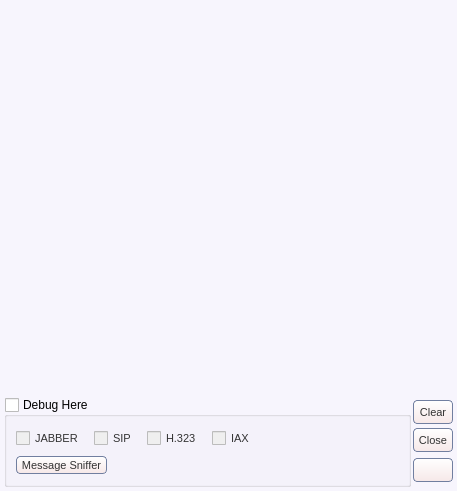
Before: the Qt Designer form share/skins/default/events.ui in itds-consulting/yate, drawn with Qt 5.
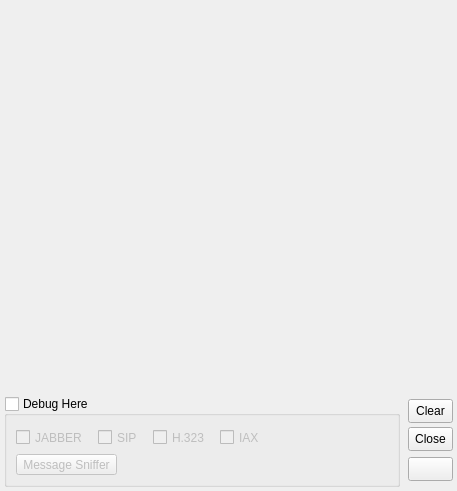
After: the same form once the commit is applied. Icons and pictures are not drawn.

Commit message: Added application stylesheet file. Removed global stylesheet from UI files. Increased font size.

```diff
--- a/share/skins/default/events.ui
+++ b/share/skins/default/events.ui
@@ -15,90 +15,8 @@
   <property name="windowIcon" >
    <iconset>events.png</iconset>
   </property>
-  <property name="styleSheet" >
-   <string>QWidget#events {
-  background:#f7f5fd;
-}
-QLineEdit {
-  color:#333333;
-  border: 1px solid #717fa0;
-  border-radius: 4px;
-}
-QAbstractButton { font-size: 11px; color: #333333; }
-QToolButton {
-  border: 1px solid #717fa0;
-  border-radius: 4px;
-  background: qlineargradient(x1: 0, y1: 0, x2: 0, y2: 1, stop: 0 #ffffff, stop: 1 #f6e8e8);
-}
-QToolButton:hover { background: qlineargradient(x1: 0, y1: 0, x2: 0, y2: 1, stop: 0 #ffffff, stop: 1 #f9f3f3); }
-QToolButton:pressed { background: qlineargradient(x1: 0, y1: 0, x2: 0, y2: 1, stop: 0 #f6e8e8, stop: 1 #ffffff); }
-QPushButton {
-  border: 1px solid #717fa0;
-  border-radius: 4px;
-  background: qlineargradient(x1: 0, y1: 0, x2: 0, y2: 1, stop: 0 #ffffff, stop: 1 #f6e8e8);
-}
-QPushButton:hover { background: qlineargradient(x1: 0, y1: 0, x2: 0, y2: 1, stop: 0 #ffffff, stop: 1 #f9f3f3); }
-QPushButton:pressed { background: qlineargradient(x1: 0, y1: 0, x2: 0, y2: 1, stop: 0 #f6e8e8, stop: 1 #ffffff); }
-QComboBox::down-arrow { image: url(cb_arrow.png); }
-QComboBox::down-arrow:on { top: 1px; left: 1px; }
-QComboBox {
-  padding-left: 2px;
-  padding-right: 25px;
-  border: 1px solid #717fa0;
-  border-radius: 4px;
-}
-QComboBox::drop-down {
-  width: 22px;
-  border-left: 1px solid #717fa0;
-}
-QCheckBox::indicator:checked { image: url(checkbox_on.png); }
-QCheckBox::indicator:unchecked { image: url(checkbox_off.png); }
-QRadioButton::indicator:checked { image: url(radio_on.png); }
-QRadioButton::indicator:unchecked { image: url(radio_off.png); }
-QScrollBar { border: 1px solid #717fa0; background: white; }
-QScrollBar::handle {
-  background: qlineargradient(x1: 0, y1: 0, x2: 0, y2: 1, stop: 0 #ffffff, stop: 1 #f6e8e8);
-  border: 1px solid #717fa0;
-}
-QScrollBar:vertical {
-  width: 14px;
-  margin: 16px 0px 16px 0px;
-  border-top: 0px;
-  border-bottom: 0px;
-  border-right: 0px;
-}
-QScrollBar:horizontal {
-  height: 14px;
-  margin: 0px 16px 0px 16px;
-  border-left: 0px;
-  border-right: 0px;
-  border-bottom: 0px;
-}
-QScrollBar::add-line {
-  height: 13px;
-  width: 13px;
-  border: 1px solid #717fa0;
-  subcontrol-origin: margin;
-  background: qlineargradient(x1: 0, y1: 0, x2: 0, y2: 1, stop: 0 #ffffff, stop: 1 #f6e8e8);
-}
-QScrollBar::sub-line {
-  height: 13px;
-  width: 13px;
-  border: 1px solid #717fa0;
-  subcontrol-origin: margin;
-  background: qlineargradient(x1: 0, y1: 0, x2: 0, y2: 1, stop: 0 #ffffff, stop: 1 #f6e8e8);
-}
-QScrollBar::handle:vertical { border-left: 0px; border-right: 0px; }
-QScrollBar::handle:horizontal { border-top: 0px; border-bottom: 0px; }
-QScrollBar::add-line:vertical { subcontrol-position: bottom; image: url(scroll_down.png); height: 14px; }
-QScrollBar::sub-line:vertical { subcontrol-position: top; image: url(scroll_up.png); height: 14px; }
-QScrollBar::add-line:horizontal { subcontrol-position: right; image: url(scroll_right.png); width: 14px; }
-QScrollBar::sub-line:horizontal { subcontrol-position: left; image: url(scroll_left.png); width: 14px; }
-QScrollBar::up-arrow:pressed { border: 1px solid #717fa0; }
-QScrollBar::down-arrow:pressed { border: 1px solid #717fa0; }
-QScrollBar::left-arrow:pressed { border: 1px solid #717fa0; }
-QScrollBar::right-arrow:pressed { border: 1px solid #717fa0; }
-</string>
+  <property name="_yate_window" stdset="0" >
+   <bool>true</bool>
   </property>
   <layout class="QVBoxLayout" >
    <property name="spacing" >
@@ -146,6 +64,9 @@
    </item>
    <item>
     <layout class="QHBoxLayout" >
+     <property name="spacing" >
+      <number>8</number>
+     </property>
      <item>
       <widget class="QGroupBox" name="log_events_debug" >
        <property name="maximumSize" >
```
The commit also changes 26 other files.
